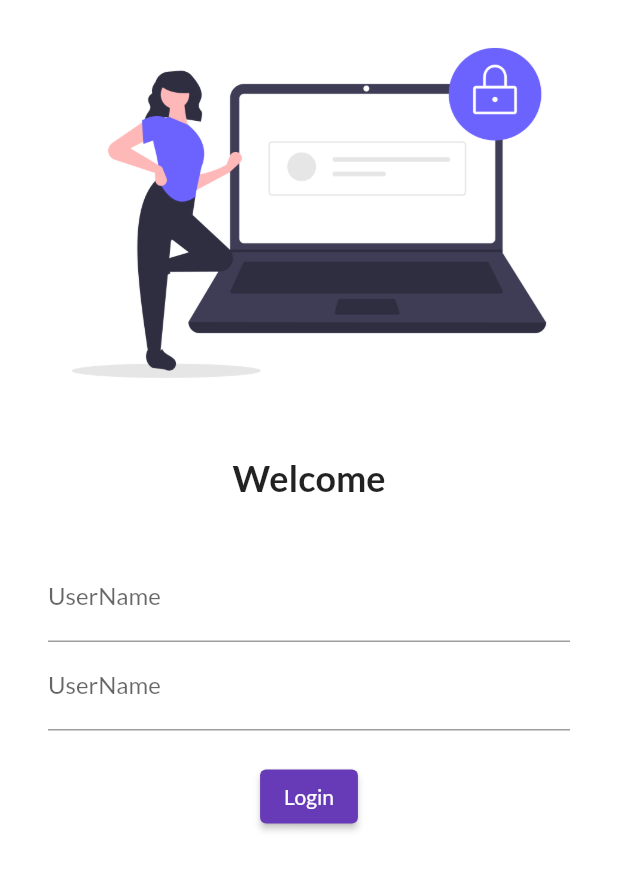
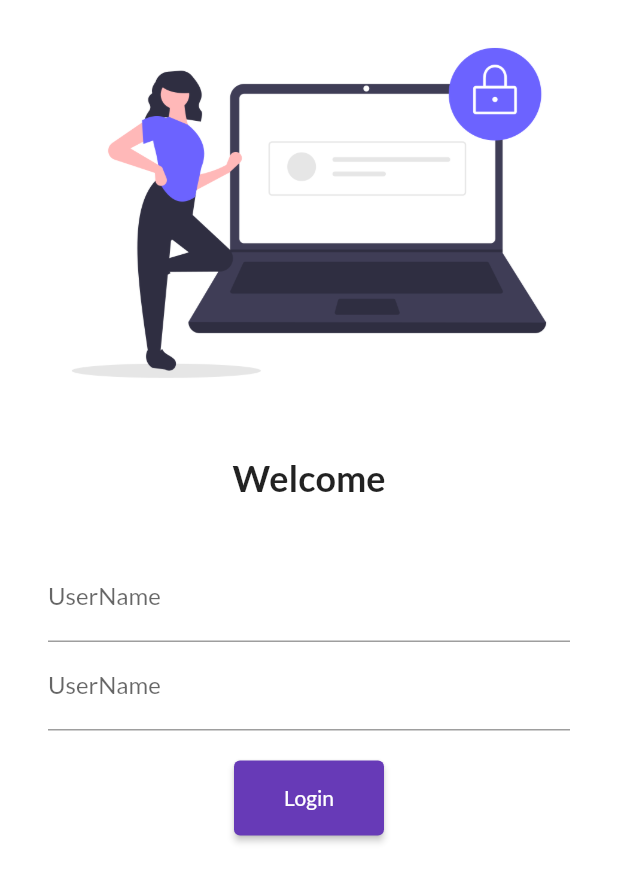
Before and after one commit to alaminsheikh01/30-days-flutter, a Flutter app: the screen it shows after launch, on a phone screen of 412 x 824 dp. Shown: the top 882 px of the screen. Run offline on Flutter 3.47's test engine with Material 2 defaults, Android fonts, the phone set to English and light mode, and no system bars; our stand-ins replace google_fonts.

Commit message:
button minSize around text

```diff
--- a/lib/pages/login_page.dart
+++ b/lib/pages/login_page.dart
@@ -53,6 +53,9 @@ class LoginPage extends StatelessWidget {
                       print("Hi alamin");
                     },
                     child: Text("Login"),
+                    style: TextButton.styleFrom(
+                      minimumSize: Size(100, 50),
+                    ),
                   )
                 ],
               ),
```
